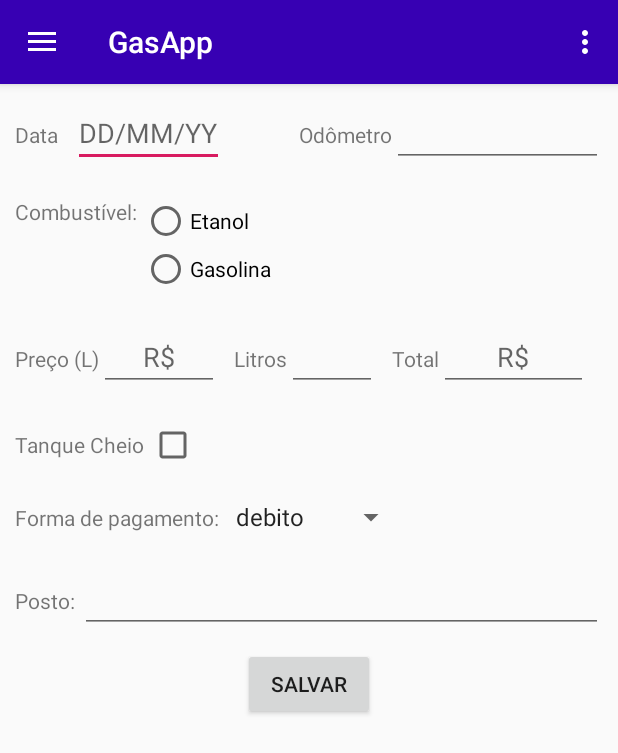
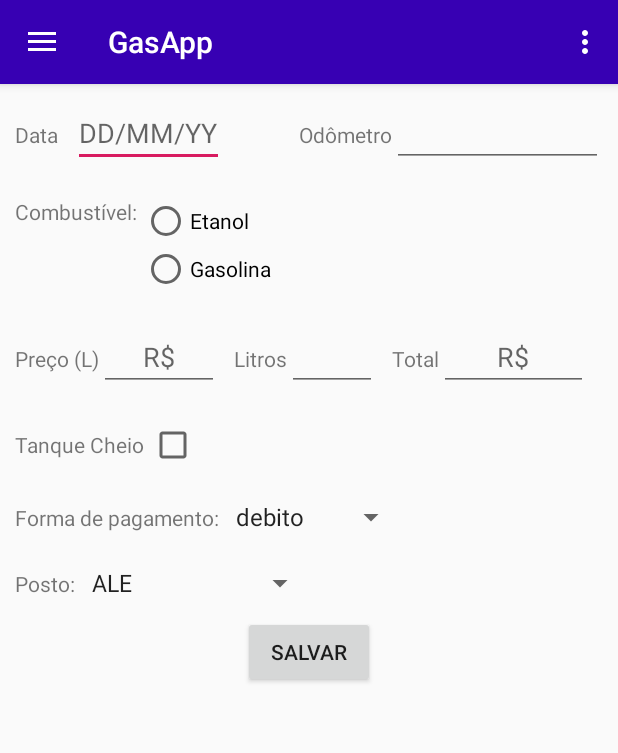
Before and after one commit to lucaswatanuki/gasapp, an Android app: the screen it shows after launch once a user with an empty profile is signed in (MainActivity), on a phone screen of 412 x 824 dp. Shown: the top 753 px of the screen. Run offline under Robolectric (Android 15) with nearby library versions, the phone set to English and light mode, and no system bars; our stand-ins replace Firebase (no records; nobody signed in at launch, a user with empty details on screens opened directly).

```diff
--- a/app/src/main/java/br/unicamp/ft/l202143_f197054/Abastecimentos.java
+++ b/app/src/main/java/br/unicamp/ft/l202143_f197054/Abastecimentos.java
@@ -6,7 +6,7 @@ public class Abastecimentos {
 
     public static ArrayList<Abastecimento> abastecimentosList = new ArrayList<>();
 
-    public static void addItem(String data, double odometro, String combustivel, double total, double litros, double preco, String pagamento) {
-        abastecimentosList.add(new Abastecimento(data,odometro,combustivel,total,litros,preco,pagamento));
+    public static void addItem(String data, double odometro, String combustivel, double total, double litros, double preco, String pagamento, String posto) {
+        abastecimentosList.add(new Abastecimento(data,odometro,combustivel,total,litros,preco,pagamento, posto));
     }
 }
--- a/app/src/main/java/br/unicamp/ft/l202143_f197054/HomeFragment.java
+++ b/app/src/main/java/br/unicamp/ft/l202143_f197054/HomeFragment.java
@@ -30,9 +30,9 @@ public class HomeFragment extends Fragment {
     private EditText etLitros;
     private EditText etTotal;
     private Button btnAdd;
-    private Spinner spinnerPagamento;
+    private Spinner spinnerPagamento, spinnerPosto;
     private RadioGroup rgTipo;
-    private String tipoCombustivel, pagamento, data;
+    private String tipoCombustivel, pagamento, data, posto;
     private Double total, litros, preco, odometro;
     private DatabaseReference mFirebaseDatabaseReference;
 
@@ -53,6 +53,7 @@ public class HomeFragment extends Fragment {
         etLitros = view.findViewById(R.id.etLitros);
         btnAdd = view.findViewById(R.id.btnSalvar);
         spinnerPagamento = view.findViewById(R.id.spinnerPagamento);
+        spinnerPosto = view.findViewById(R.id.spPosto);
         rgTipo = view.findViewById(R.id.rgTipo);
 
         mFirebaseDatabaseReference = FirebaseDatabase.getInstance().getReference();
@@ -63,7 +64,7 @@ public class HomeFragment extends Fragment {
                 try {
 
                     int id = rgTipo.getCheckedRadioButtonId();
-                        if (id == R.id.btnEtanol){
+                    if (id == R.id.btnEtanol) {
                         tipoCombustivel = "Etanol";
                     } else {
                         tipoCombustivel = "Gasolina";
@@ -73,17 +74,18 @@ public class HomeFragment extends Fragment {
                     preco = Double.parseDouble(etPreco.getText().toString());
                     total = Double.parseDouble(etTotal.getText().toString());
                     pagamento = spinnerPagamento.getSelectedItem().toString();
+                    posto = spinnerPosto.getSelectedItem().toString();
                     odometro = Double.parseDouble(etOdometro.getText().toString());
                     data = etData.getText().toString();
 
 
-                        Abastecimentos.addItem(data, odometro, tipoCombustivel, total, litros, preco, pagamento);
-                        HistoricoDB historicoDB = new HistoricoDB(data, tipoCombustivel, litros, total);
+                    Abastecimentos.addItem(data, odometro, tipoCombustivel, total, litros, preco, pagamento, posto);
+                    HistoricoDB historicoDB = new HistoricoDB(data, tipoCombustivel, litros, total, posto);
                     mFirebaseDatabaseReference.child("historico").push().setValue(historicoDB);
 
                     Toast.makeText(getContext(), "Salvo com sucesso!", Toast.LENGTH_SHORT).show();
 
-                    } catch (Exception erro){
+                } catch (Exception erro) {
                     erro.printStackTrace();
                     Toast.makeText(getContext(), "Erro ao salvar informações", Toast.LENGTH_SHORT).show();
                 }
--- a/app/src/main/res/layout/fragment_home.xml
+++ b/app/src/main/res/layout/fragment_home.xml
@@ -169,10 +169,12 @@
             android:layout_height="wrap_content"
             android:text="Posto: " />
 
-        <EditText
-            android:id="@+id/etPosto"
-            android:layout_width="match_parent"
-            android:layout_height="wrap_content" />
+        <Spinner
+            android:id="@+id/spPosto"
+            android:layout_width="wrap_content"
+            android:layout_height="wrap_content"
+            android:entries="@array/posto" />
+
     </LinearLayout>
 
     <Button
--- a/app/src/main/res/values/strings.xml
+++ b/app/src/main/res/values/strings.xml
@@ -13,5 +13,14 @@
         <item>dinheiro</item>
     </string-array>
 
+    <string-array name="posto">
+        <item>ALE</item>
+        <item>Esso</item>
+        <item>Ipiranga</item>
+        <item>Petrobras BR</item>
+        <item>Shell</item>
+        <item>Outros</item>
+    </string-array>
+
 
 </resources>
```
Also changed, not shown: app/src/main/java/br/unicamp/ft/l202143_f197054/Abastecimento.java (+10 -1 lines), app/src/main/java/br/unicamp/ft/l202143_f197054/HistoricoDB.java (+11 -2 lines), app/src/main/java/br/unicamp/ft/l202143_f197054/HistoricoFragment.java (+6 -6 lines), app/src/main/res/layout/list_item.xml (+27 -7 lines), 1 other file. Lines whose indentation alone changed are shown as unchanged.
